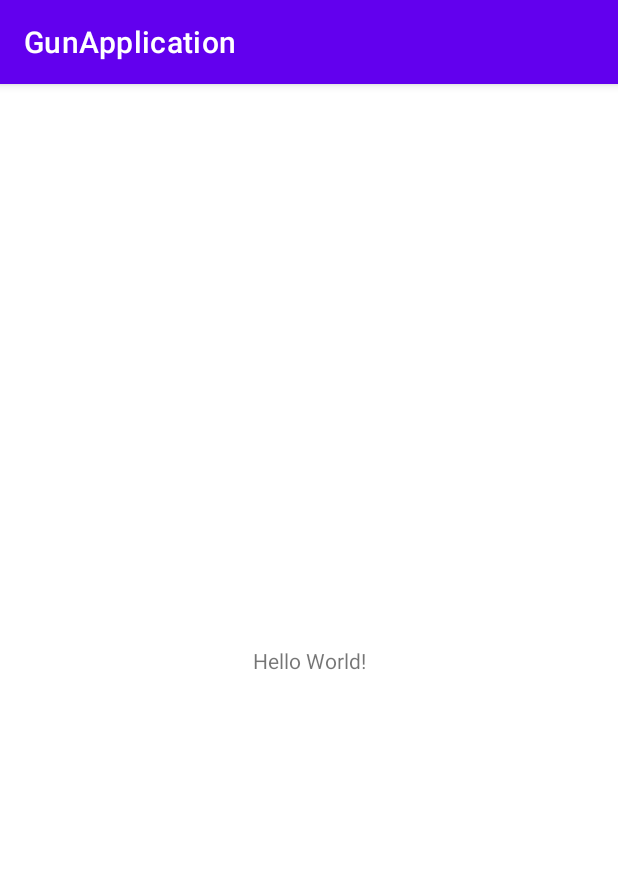
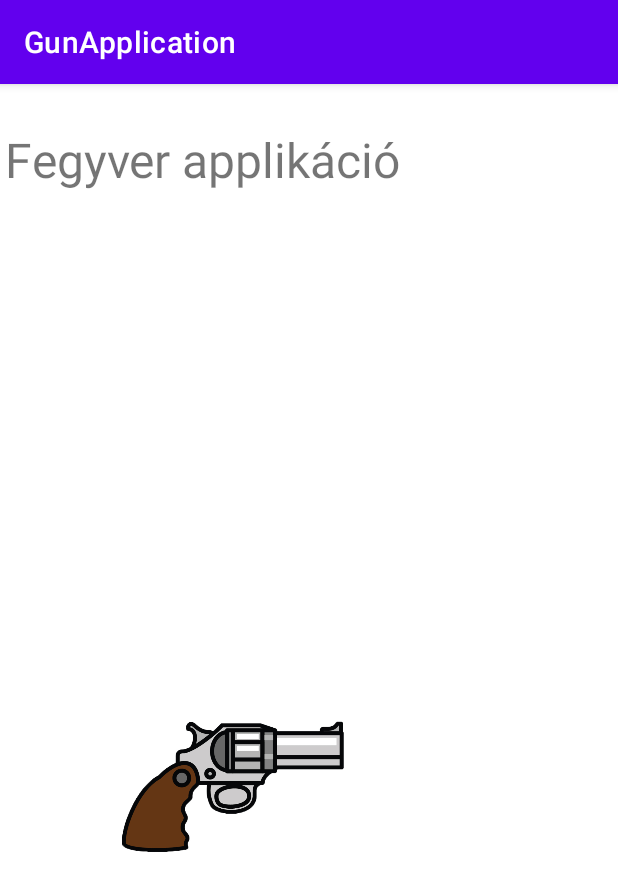
Before and after one commit to Krikal/GunApp, an Android app: the screen it shows after launch (MainActivity), on a phone screen of 412 x 824 dp. Shown: the top 891 px of the screen. Run offline under Robolectric (Android 15) with nearby library versions, the phone set to English and light mode, and no system bars.

Commit message:
style: add gun images

```diff
--- a/app/src/main/java/com/example/gunapplication/MainActivity.java
+++ b/app/src/main/java/com/example/gunapplication/MainActivity.java
@@ -3,12 +3,21 @@ package com.example.gunapplication;
 import androidx.appcompat.app.AppCompatActivity;
 
 import android.os.Bundle;
+import android.widget.TextView;
 
 public class MainActivity extends AppCompatActivity {
+    TextView headerTitle;
+
 
     @Override
     protected void onCreate(Bundle savedInstanceState) {
         super.onCreate(savedInstanceState);
         setContentView(R.layout.activity_main);
+        /*Title*/
+        headerTitle = (TextView) findViewById(R.id.header_title);
+        headerTitle.setText("Fegyver applikáció");
+
+
+
     }
 }
--- a/app/src/main/res/layout/activity_main.xml
+++ b/app/src/main/res/layout/activity_main.xml
@@ -7,12 +7,24 @@
     tools:context=".MainActivity">
 
     <TextView
+        android:id="@+id/header_title"
         android:layout_width="wrap_content"
         android:layout_height="wrap_content"
-        android:text="Hello World!"
+        android:text="Fegyver applikáció"
+        android:textSize="32dp"
         app:layout_constraintBottom_toBottomOf="parent"
+        app:layout_constraintHorizontal_bias="0.024"
         app:layout_constraintLeft_toLeftOf="parent"
         app:layout_constraintRight_toRightOf="parent"
-        app:layout_constraintTop_toTopOf="parent" />
+        app:layout_constraintTop_toTopOf="parent"
+        app:layout_constraintVertical_bias="0.04" />
+
+    <ImageView
+        android:id="@+id/imageView"
+        android:layout_width="wrap_content"
+        android:layout_height="wrap_content"
+        app:layout_constraintStart_toStartOf="parent"
+        app:layout_constraintTop_toBottomOf="@+id/header_title"
+        app:srcCompat="@drawable/gun_basic" />
 
 </androidx.constraintlayout.widget.ConstraintLayout>
```
Also changed, not shown: app/src/main/res/drawable-v24/gun_basic.jpg (added), app/src/main/res/drawable-v24/gun_fire.jpg (added), app/src/main/res/drawable-v24/gun_reload.jpg (added).
